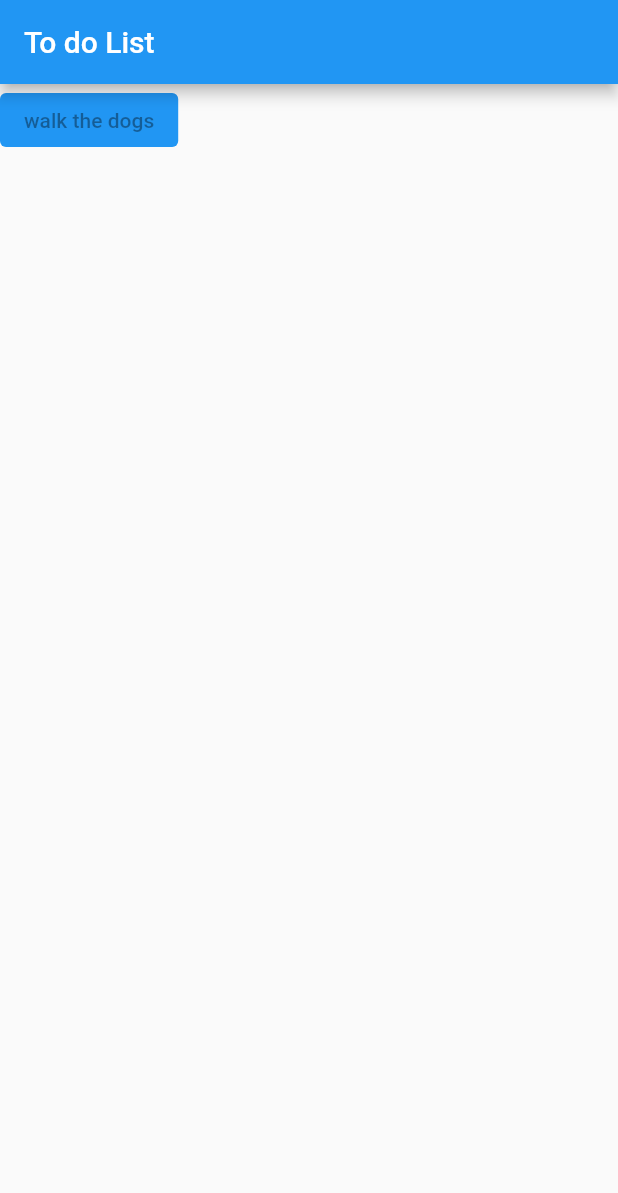
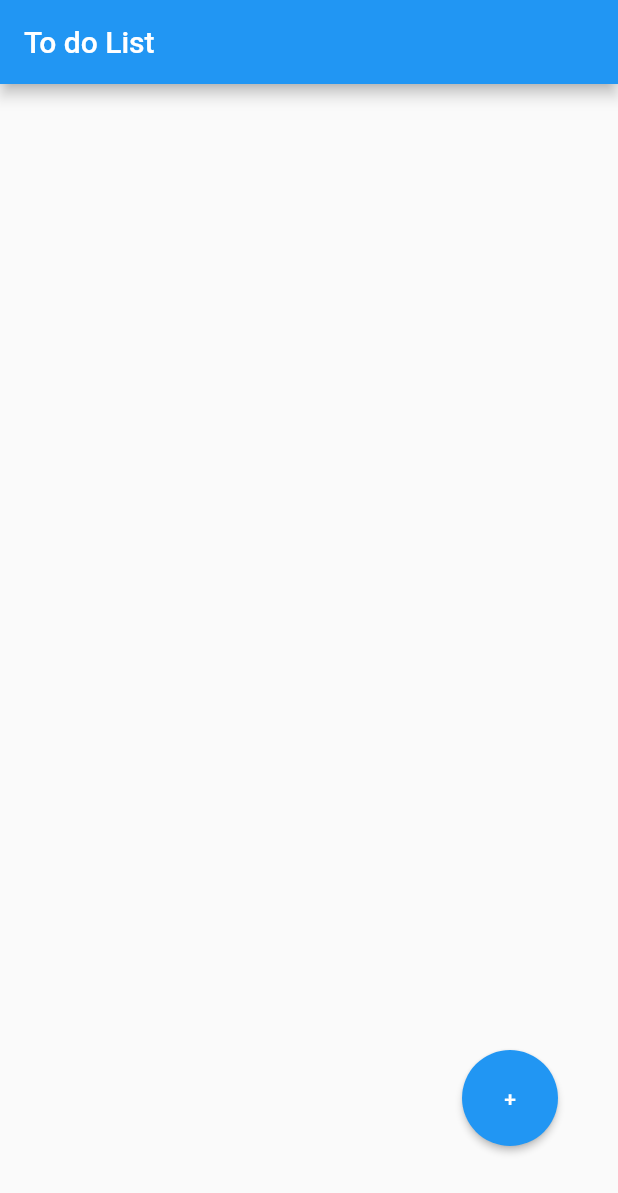
Before and after one commit to kayley93smith/flutter-to-do-list, a Flutter app: the screen it shows after launch, on a phone screen of 412 x 824 dp. Shown: the top 1193 px of the screen. Run offline on Flutter 3.47's test engine with Material 2 defaults, Android fonts, the phone set to English and light mode, and no system bars.

Commit message:
add + button

```diff
--- a/lib/main.dart
+++ b/lib/main.dart
@@ -14,15 +14,19 @@ class MyApp extends StatelessWidget {
       appBar: AppBar(
         title: const Text('To do List'),
       ),
-      body: Column(
-        children: [
-          ElevatedButton(
-            style: ButtonStyle(
-                backgroundColor: MaterialStateProperty.all(Colors.blue)),
-            child: const Text('walk the dogs'),
-            onPressed: null,
-          )
-        ],
+      body: Container(
+        alignment: Alignment.bottomRight,
+        padding: EdgeInsets.fromLTRB(0, 0, 40, 60),
+        child: Align(
+            alignment: FractionalOffset.bottomRight,
+            child: ElevatedButton(
+              onPressed: () {},
+              child: Text('+'),
+              style: ElevatedButton.styleFrom(
+                shape: CircleBorder(),
+                padding: EdgeInsets.all(24),
+              ),
+            )),
       ),
     ));
   }
```
